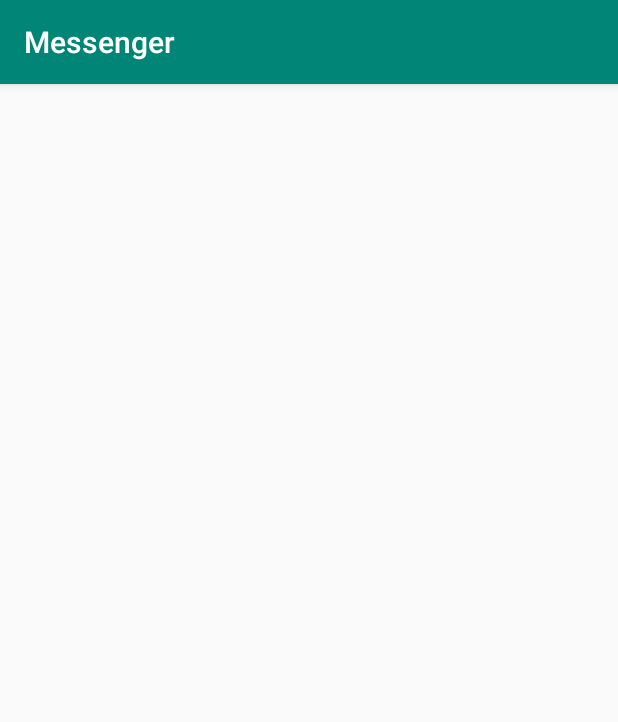
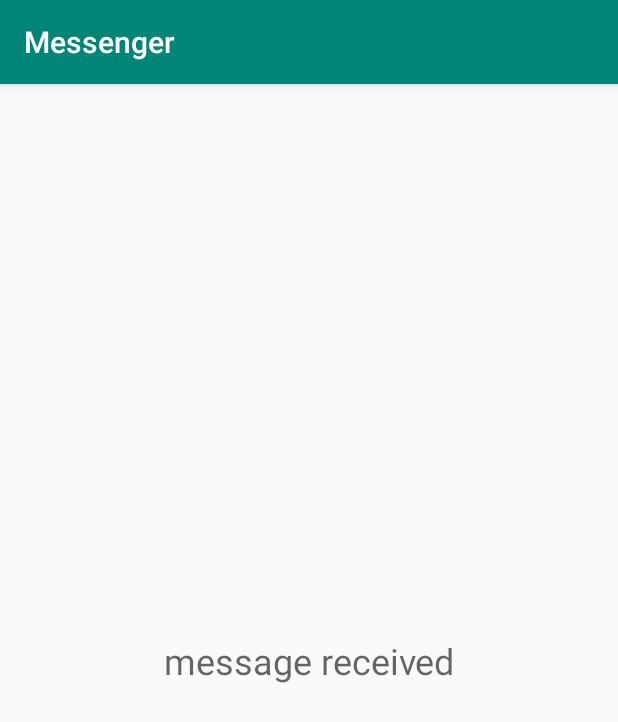
Before and after one commit to Memnoc/Messenger, an Android app: the ReceiveMessageActivity screen opened directly, with no data from a screen before it, on a phone screen of 412 x 824 dp. Shown: the top 722 px of the screen. Run offline under Robolectric (Android 15) with nearby library versions, the phone set to English and light mode, and no system bars.

Commit message:
implemented full explicit intent implemented full implicit intent

```diff
--- a/app/src/main/java/com/smartdroidesign/messenger/CreateMessageActivity.java
+++ b/app/src/main/java/com/smartdroidesign/messenger/CreateMessageActivity.java
@@ -4,6 +4,7 @@ import android.content.Intent;
 import android.support.v7.app.AppCompatActivity;
 import android.os.Bundle;
 import android.view.View;
+import android.widget.EditText;
 
 public class CreateMessageActivity extends AppCompatActivity {
 
@@ -14,7 +15,15 @@ public class CreateMessageActivity extends AppCompatActivity {
     }
 
     public void sendMessage(View view) {
-        Intent intent = new Intent(this, ReceiveMessageActivity.class);
+        EditText messageView = findViewById(R.id.message);
+        String messageText = messageView.getText().toString();
+        // Explicit intent -> send an intent to a specific activity
+//        Intent intent = new Intent(this, ReceiveMessageActivity.class);
+//        intent.putExtra("message", messageText);
+        // Implicit intent -> send an intent that contains an actions that can be performed by suitable apps
+        Intent intent = new Intent(Intent.ACTION_SEND);
+        intent.setType("text/plain");
+        intent.putExtra(ReceiveMessageActivity.EXTRA_MESSAGE, messageText);
         startActivity(intent);
     }
 }
--- a/app/src/main/java/com/smartdroidesign/messenger/ReceiveMessageActivity.java
+++ b/app/src/main/java/com/smartdroidesign/messenger/ReceiveMessageActivity.java
@@ -1,13 +1,23 @@
 package com.smartdroidesign.messenger;
 
+import android.content.Intent;
 import android.support.v7.app.AppCompatActivity;
 import android.os.Bundle;
+import android.widget.TextView;
 
 public class ReceiveMessageActivity extends AppCompatActivity {
+
+    public static final String EXTRA_MESSAGE = "message";
 
     @Override
     protected void onCreate(Bundle savedInstanceState) {
         super.onCreate(savedInstanceState);
         setContentView(R.layout.activity_receive_message);
+
+        Intent intent = getIntent();
+        intent.getStringExtra("message");
+        String messageText = intent.getStringExtra(EXTRA_MESSAGE);
+        TextView messageView = findViewById(R.id.message);
+        messageView.setText(messageText);
     }
 }
--- a/app/src/main/res/layout/activity_receive_message.xml
+++ b/app/src/main/res/layout/activity_receive_message.xml
@@ -1,7 +1,24 @@
 <?xml version="1.0" encoding="utf-8"?>
 <android.support.constraint.ConstraintLayout xmlns:android="http://schemas.android.com/apk/res/android"
+    xmlns:app="http://schemas.android.com/apk/res-auto"
     xmlns:tools="http://schemas.android.com/tools"
     android:layout_width="match_parent"
     android:layout_height="match_parent"
     tools:context=".ReceiveMessageActivity">
+
+
+    <TextView
+        android:id="@+id/message"
+        android:layout_width="wrap_content"
+        android:layout_height="wrap_content"
+        android:layout_marginStart="8dp"
+        android:layout_marginTop="8dp"
+        android:layout_marginEnd="8dp"
+        android:layout_marginBottom="8dp"
+        android:hint="@string/message_received"
+        android:textSize="24sp"
+        app:layout_constraintBottom_toBottomOf="parent"
+        app:layout_constraintEnd_toEndOf="parent"
+        app:layout_constraintStart_toStartOf="parent"
+        app:layout_constraintTop_toTopOf="parent" />
 </android.support.constraint.ConstraintLayout>
--- a/app/src/main/res/values/strings.xml
+++ b/app/src/main/res/values/strings.xml
@@ -2,4 +2,5 @@
     <string name="app_name">Messenger</string>
     <string name="send">send</string>
     <string name="message_field_hint">Write your message</string>
+    <string name="message_received">message received</string>
 </resources>
```
